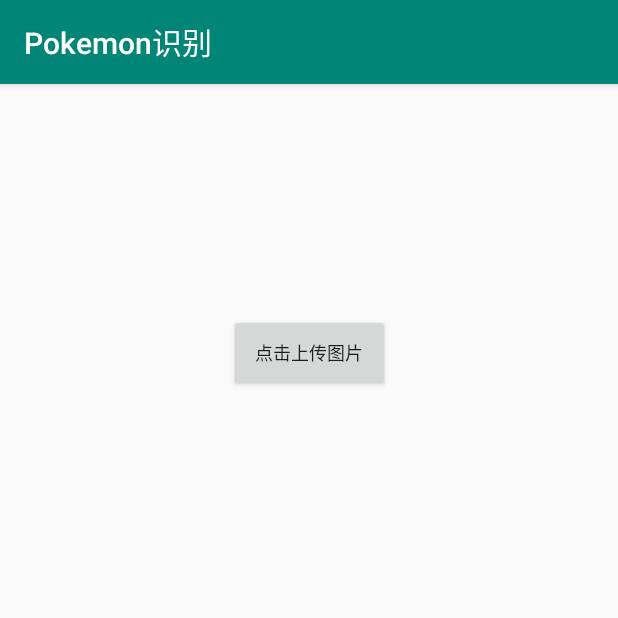
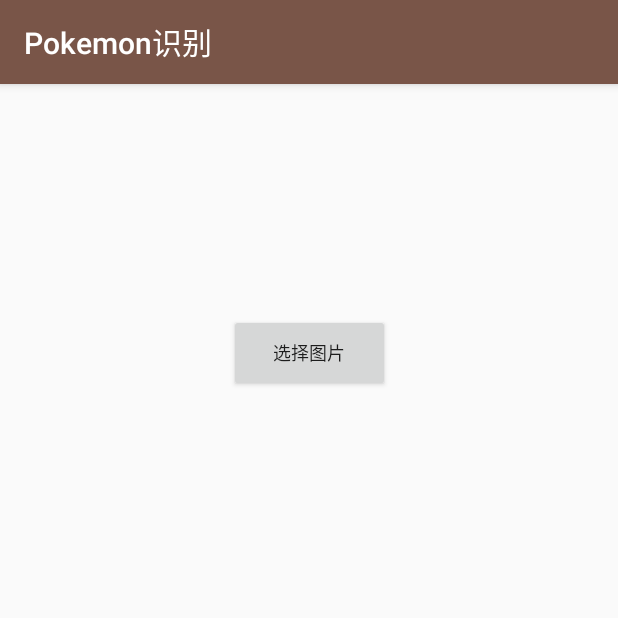
Before and after one commit to zhaobozhen/ImageRecognization, an Android app: the screen it shows after launch (MainActivity), on a phone screen of 412 x 824 dp, the top half of it. Run offline under Robolectric (Android 15) with nearby library versions, the phone set to English and light mode, and no system bars; libraries missing offline, so code that uses them is left out: com.zhihu.matisse, pub.devrel.easypermissions.

Commit message:
Bugs fixed.

```diff
--- a/app/build.gradle
+++ b/app/build.gradle
@@ -6,7 +6,7 @@ android {
         applicationId "com.absinthe.demo"
         minSdkVersion 21
         targetSdkVersion 28
-        versionCode 64
+        versionCode 72
         versionName "1.0"
         testInstrumentationRunner "android.support.test.runner.AndroidJUnitRunner"
     }
--- a/app/src/main/AndroidManifest.xml
+++ b/app/src/main/AndroidManifest.xml
@@ -10,7 +10,7 @@
 
     <application
         android:allowBackup="true"
-        android:icon="@mipmap/ic_launcher"
+        android:icon="@drawable/icon"
         android:label="@string/app_name"
         android:roundIcon="@mipmap/ic_launcher_round"
         android:supportsRtl="true"
--- a/app/src/main/java/com/absinthe/demo/MainActivity.java
+++ b/app/src/main/java/com/absinthe/demo/MainActivity.java
@@ -1,6 +1,7 @@
 package com.absinthe.demo;
 
 import android.annotation.SuppressLint;
+import android.app.ProgressDialog;
 import android.content.Intent;
 import android.graphics.Bitmap;
 import android.net.Uri;
@@ -45,20 +46,21 @@ public class MainActivity extends AppCompatActivity {
     private Button selectImg;
     private ImageView image;
     private Button upload;
+    private ProgressDialog progressDialog;
     @SuppressLint("HandlerLeak")
     private Handler handler = new Handler() {
         @Override
         public void handleMessage(Message msg) {
             switch (msg.what) {
                 case MSG_UPLOAD_START:
-                    UIUtils.showProgressDialog(MainActivity.this, "上传中……");
+                    UIUtils.showProgressDialog(progressDialog, "上传中……");
                     break;
                 case MSG_UPLOAD_FAIL:
-                    UIUtils.closeProgressDialog();
+                    UIUtils.closeProgressDialog(progressDialog);
                     Toast.makeText(MainActivity.this, "上传失败", Toast.LENGTH_LONG).show();
                     break;
                 case MSG_UPLOAD_SUCCESS:
-                    UIUtils.closeProgressDialog();
+                    UIUtils.closeProgressDialog(progressDialog);
                     break;
             }
         }
@@ -73,6 +75,7 @@ public class MainActivity extends AppCompatActivity {
         selectImg = findViewById(R.id.select_img);
         image = findViewById(R.id.image_view);
         upload = findViewById(R.id.upload);
+        progressDialog = new ProgressDialog(this);
 
         selectImg.setOnClickListener(v -> showListDialog());
         upload.setOnClickListener(v -> new Thread(() -> uploadImage(server, "file.png",
--- a/app/src/main/res/values/colors.xml
+++ b/app/src/main/res/values/colors.xml
@@ -1,6 +1,6 @@
 <?xml version="1.0" encoding="utf-8"?>
 <resources>
-    <color name="colorPrimary">#008577</color>
-    <color name="colorPrimaryDark">#00574B</color>
-    <color name="colorAccent">#D81B60</color>
+    <color name="colorPrimary">#795548</color>
+    <color name="colorPrimaryDark">#5D4037</color>
+    <color name="colorAccent">#BCAAA4</color>
 </resources>
--- a/app/src/main/res/values/strings.xml
+++ b/app/src/main/res/values/strings.xml
@@ -1,6 +1,6 @@
 <resources>
     <string name="app_name">Pokemon识别</string>
     <string name="result_name">结果</string>
-    <string name="btn_upload_img">点击上传图片</string>
+    <string name="btn_upload_img">选择图片</string>
     <string name="btn_upload">上传</string>
 </resources>
```
Also changed, not shown: app/src/main/java/com/absinthe/demo/ResultActivity.java (+26 -0 lines), app/src/main/java/com/absinthe/demo/utils/PickCrop.java (+8 -8 lines), app/src/main/java/com/absinthe/demo/utils/UIUtils.java (+4 -8 lines), app/src/main/res/drawable/icon.png (added), 2 other files.
